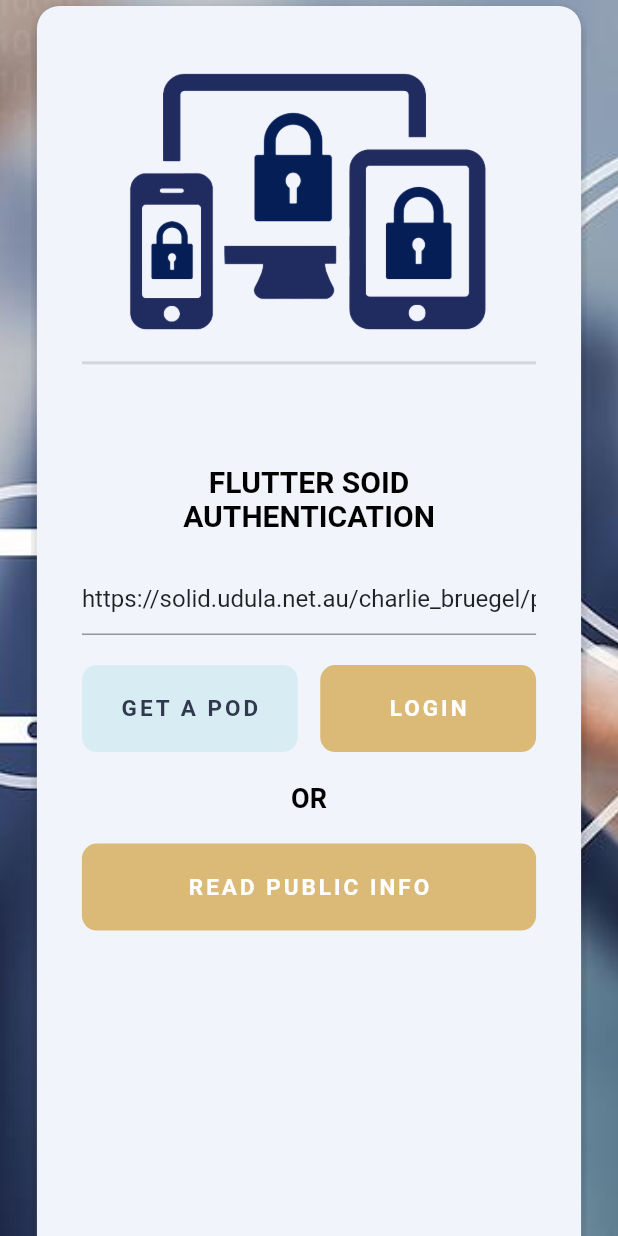
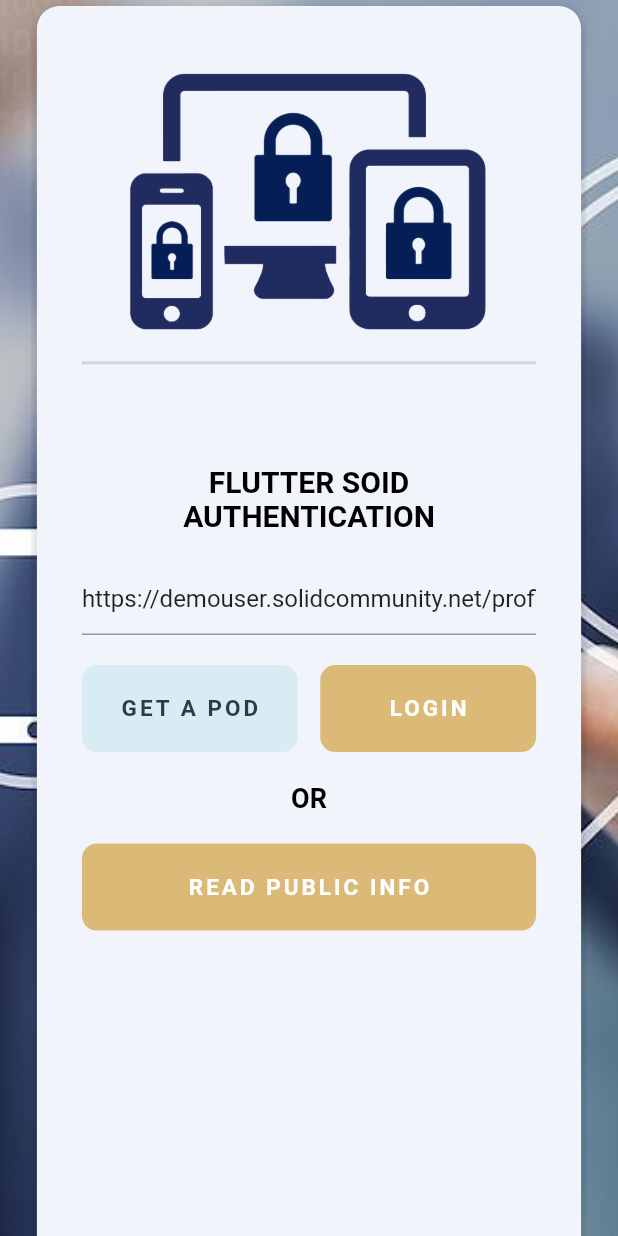
Before and after one commit to anusii/solid-encrypt, a Flutter app: the screen it shows after launch, on a phone screen of 412 x 824 dp. Run offline on Flutter 3.47's test engine with Material 2 defaults, Android fonts, the phone set to English and light mode, and no system bars; our stand-ins replace jwt_decoder, localstorage, url_launcher_web; missing offline and left inert: encrypt, fast_rsa, openidconnect_web, solid_auth; Roboto replaces fonts that are missing (Poppins).

Commit message:
removing unused imports

```diff
--- a/example/lib/screens/LoginScreen.dart
+++ b/example/lib/screens/LoginScreen.dart
@@ -10,15 +10,13 @@ import 'package:jwt_decoder/jwt_decoder.dart';
 import 'package:fluttersolidencrypt/models/Constants.dart';
 import 'package:fluttersolidencrypt/screens/PrivateScreen.dart';
 import 'package:fluttersolidencrypt/screens/PublicScreen.dart';
-//import 'package:fluttersolidencrypt/models/RestAPI.dart';
-//import 'package:solid_auth/solid_auth.dart';
 import 'package:solid_auth/solid_auth.dart';
 
 class LoginScreen extends StatelessWidget {
   // Sample web ID to check the functionality
   //var webIdController = TextEditingController()..text = 'https://charlieb.solidcommunity.net/profile/card#me';
   var webIdController = TextEditingController()
-    ..text = 'https://solid.udula.net.au/charlie_bruegel/profile/card#me';
+    ..text = 'https://demouser.solidcommunity.net/profile/card#me';
 
   @override
   Widget build(BuildContext context) {
--- a/example/lib/screens/encryption/EncScreen.dart
+++ b/example/lib/screens/encryption/EncScreen.dart
@@ -3,7 +3,6 @@ import 'package:flutter/material.dart';
 
 // Project imports:
 import 'package:fluttersolidencrypt/models/Responsive.dart';
-import 'package:fluttersolidencrypt/screens/PrivateProfile.dart';
 import 'package:fluttersolidencrypt/models/Constants.dart';
 import 'package:fluttersolidencrypt/screens/encryption/EncProfile.dart';
 import 'package:fluttersolidencrypt/screens/encryption/encSingleVal.dart';
```
Also changed, not shown: example/lib/screens/encryption/EncProfile.dart (+0 -7 lines), example/lib/screens/encryption/FilesInfo.dart (+5 -5 lines), example/lib/screens/encryption/encSingleVal.dart (+1 -8 lines), 1 other file.
